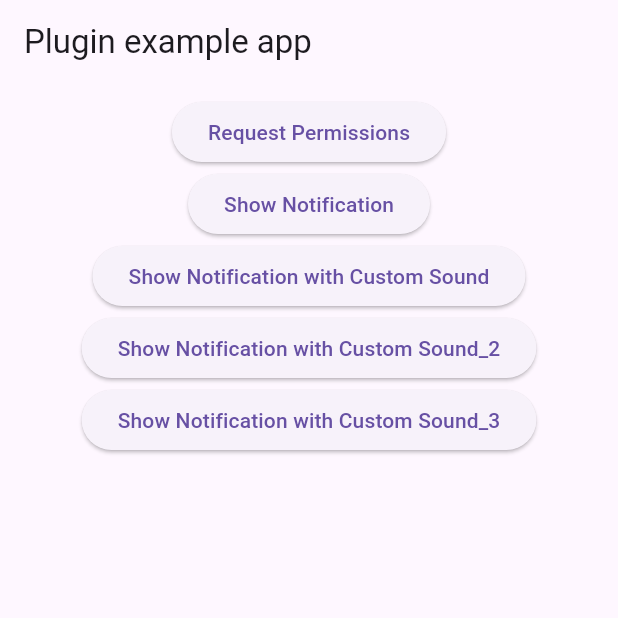
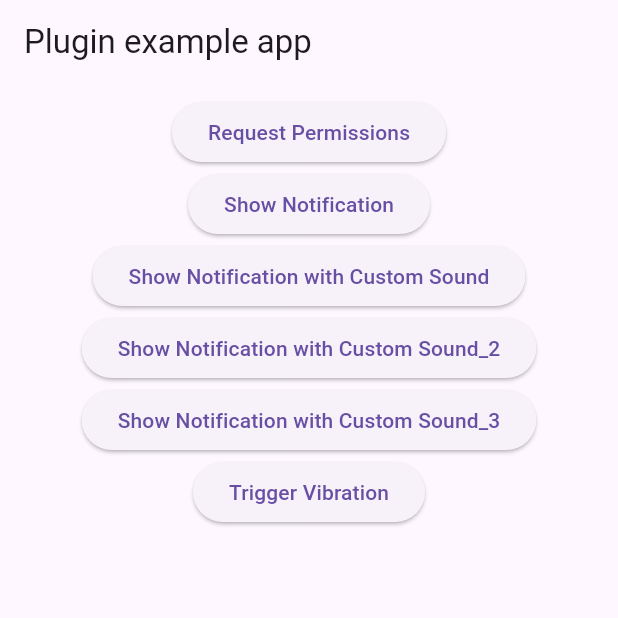
Before and after one commit to yn1993/flutter_local_notifications_example, a Flutter app: the screen it shows after launch, on a phone screen of 412 x 824 dp, the top half of it. Run offline on Flutter 3.47's test engine with Material 3 defaults, Android fonts, the phone set to English and light mode, and no system bars; our stand-ins replace flutter_local_notifications.

Commit message:
バイブレーションを起動するボタンを実装

```diff
--- a/lib/main.dart
+++ b/lib/main.dart
@@ -3,6 +3,7 @@ import 'dart:io';
 import 'dart:math';
 import 'package:flutter/material.dart';
 import 'package:flutter_local_notifications/flutter_local_notifications.dart';
+import 'package:flutter/services.dart';
 
 final FlutterLocalNotificationsPlugin flutterLocalNotificationsPlugin =
     FlutterLocalNotificationsPlugin();
@@ -71,7 +72,10 @@ class HomePage extends StatelessWidget {
                     child: const Text('Show Notification with Custom Sound_2')),
                 ElevatedButton(
                     onPressed: _showNotificationCustomSound_3,
-                    child: const Text('Show Notification with Custom Sound_3'))
+                    child: const Text('Show Notification with Custom Sound_3')),
+                ElevatedButton(
+                    onPressed: _triggerVibration,
+                    child: const Text('Trigger Vibration'))
               ],
             ),
           ),
@@ -187,4 +191,8 @@ class HomePage extends StatelessWidget {
       notificationDetails,
     );
   }
+
+  void _triggerVibration() {
+    HapticFeedback.vibrate(); // 振動を発生させる
+  }
 }
```
